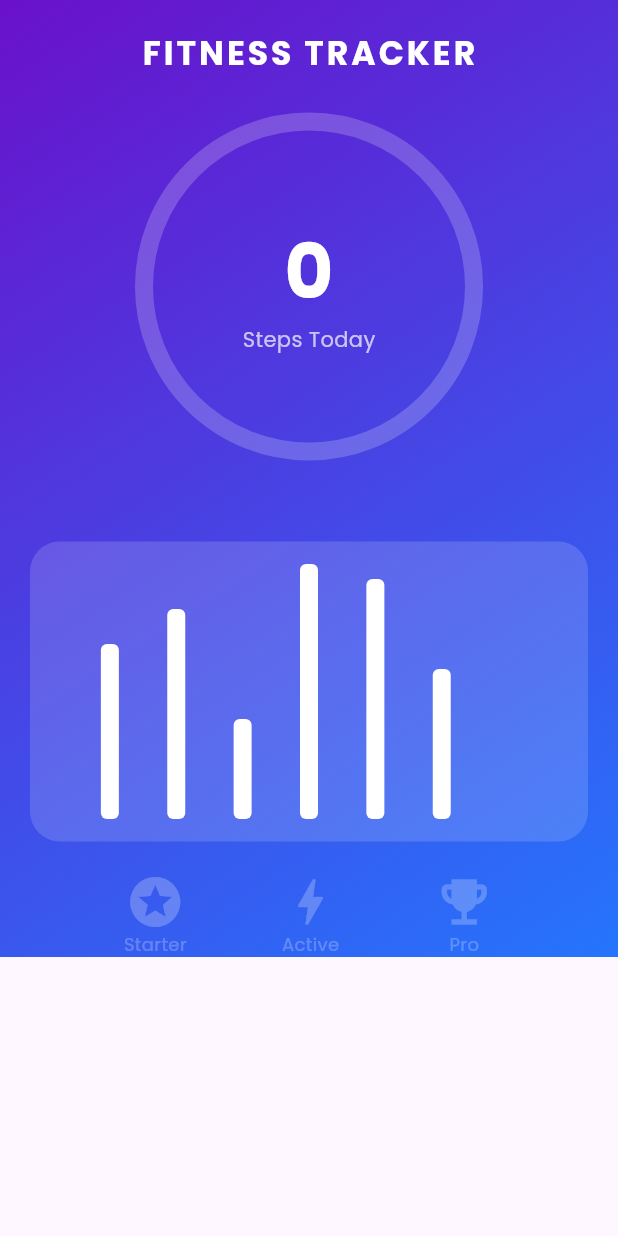
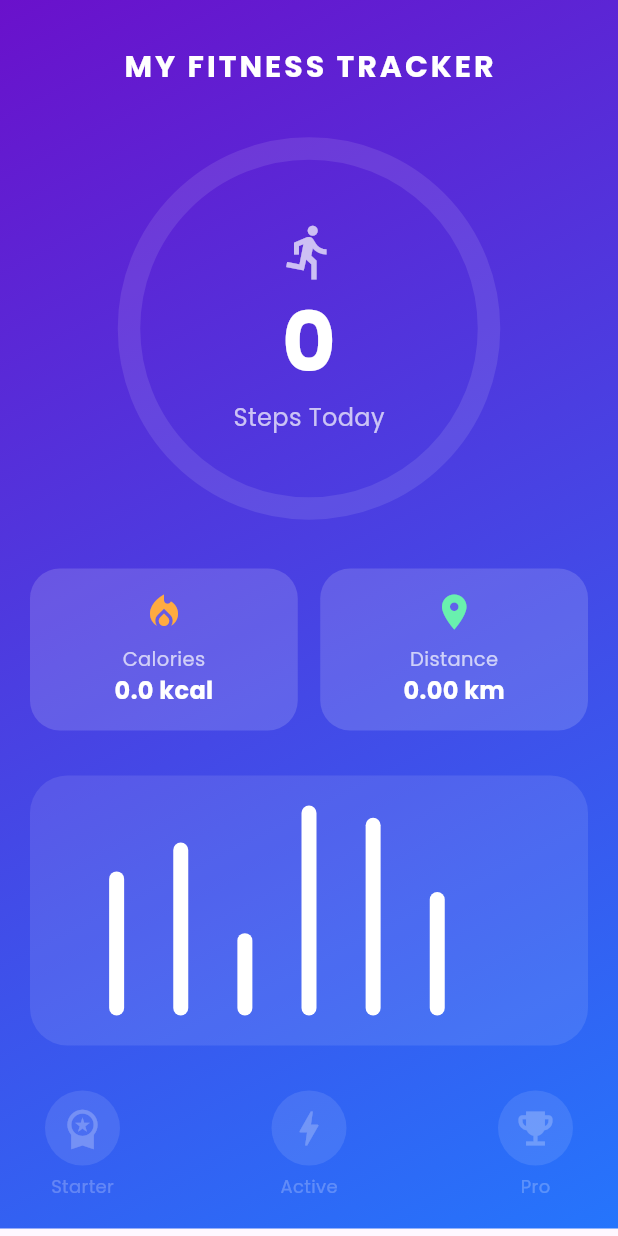
Before and after one commit to danithu17/my-step-tracker, a Flutter app: the screen it shows after launch, on a phone screen of 412 x 824 dp. Run offline on Flutter 3.47's test engine with Material 3 defaults, Android fonts, the phone set to English and light mode, and no system bars; drawn by our look-alikes of fl_chart; our stand-ins replace google_fonts, pedometer, permission_handler.

Commit message:
Full Pro UI with Charts and Badges

```diff
--- a/lib/main.dart
+++ b/lib/main.dart
@@ -22,7 +22,7 @@ class _StepTrackerState extends State<StepTracker> {
   int _steps = 0;
   final int _goal = 5000;
 
-  // Dummy data for History Chart (Sathiye dawas 7)
+  // Dummy data for History Chart (Last 7 days)
   final List<double> _weeklySteps = [3500, 4200, 2000, 5100, 4800, 3000, 0];
 
   @override
@@ -34,11 +34,15 @@ class _StepTrackerState extends State<StepTracker> {
   void onStepCount(StepCount event) {
     setState(() {
       _steps = event.steps;
-      if (_steps >= _goal) _showBadge(); // Goal eka reach unama badge eka pennanna
+      if (_steps >= _goal) {
+        // Goal reach unama badge notification ekak danna puluwan
+      }
     });
   }
 
-  void onStepCountError(Object error) => setState(() => _steps = 0);
+  void onStepCountError(Object error) {
+    setState(() => _steps = 0);
+  }
 
   void initPlatformState() async {
     if (await Permission.activityRecognition.request().isGranted) {
@@ -47,15 +51,8 @@ class _StepTrackerState extends State<StepTracker> {
     }
   }
 
-  void _showBadge() {
-    // Goal reach unama yana badge popup eka
-    ScaffoldMessenger.of(context).showSnackBar(
-      SnackBar(
-        content: const Text("🎉 Goal Reached! You earned a 'Walker' Badge!"),
-        backgroundColor: Colors.purpleAccent,
-      ),
-    );
-  }
+  double get calories => _steps * 0.04;
+  double get distance => _steps * 0.0008;
 
   @override
   Widget build(BuildContext context) {
@@ -63,7 +60,7 @@ class _StepTrackerState extends State<StepTracker> {
 
     return Scaffold(
       body: Container(
-        // Messenger style gradient theme
+        // Messenger style smooth gradient
         decoration: const BoxDecoration(
           gradient: LinearGradient(
             begin: Alignment.topLeft,
@@ -75,31 +72,32 @@ class _StepTrackerState extends State<StepTracker> {
           child: SingleChildScrollView(
             child: Column(
               children: [
-                const SizedBox(height: 20),
-                Text('FITNESS TRACKER',
-                  style: GoogleFonts.poppins(fontSize: 22, fontWeight: FontWeight.bold, color: Colors.white, letterSpacing: 2)),
+                const SizedBox(height: 30),
+                Text('MY FITNESS TRACKER',
+                  style: GoogleFonts.poppins(fontSize: 20, fontWeight: FontWeight.bold, color: Colors.white, letterSpacing: 2)),
 
-                const SizedBox(height: 30),
+                const SizedBox(height: 40),
 
-                // Circular Progress
+                // Main Circular Progress
                 Center(
                   child: Stack(
                     alignment: Alignment.center,
                     children: [
                       SizedBox(
-                        width: 220,
-                        height: 220,
+                        width: 240,
+                        height: 240,
                         child: CircularProgressIndicator(
                           value: progress,
-                          strokeWidth: 12,
-                          backgroundColor: Colors.white.withValues(alpha: 0.2),
+                          strokeWidth: 15,
+                          backgroundColor: Colors.white.withValues(alpha: 0.1),
                           valueColor: const AlwaysStoppedAnimation<Color>(Colors.white),
                         ),
                       ),
                       Column(
                         children: [
-                          Text('$_steps', style: GoogleFonts.poppins(fontSize: 50, fontWeight: FontWeight.bold, color: Colors.white)),
-                          Text('Steps Today', style: GoogleFonts.poppins(color: Colors.white70)),
+                          const Icon(Icons.directions_run, color: Colors.white70, size: 40),
+                          Text('$_steps', style: GoogleFonts.poppins(fontSize: 55, fontWeight: FontWeight.bold, color: Colors.white)),
+                          Text('Steps Today', style: GoogleFonts.poppins(color: Colors.white70, fontSize: 16)),
                         ],
                       ),
                     ],
@@ -108,21 +106,35 @@ class _StepTrackerState extends State<StepTracker> {
 
                 const SizedBox(height: 40),
 
-                // History Chart Section
+                // Distance & Calories Cards
                 Padding(
-                  padding: const EdgeInsets.all(20),
+                  padding: const EdgeInsets.symmetric(horizontal: 20),
+                  child: Row(
+                    children: [
+                      _buildInfoCard("Calories", "${calories.toStringAsFixed(1)} kcal", Icons.local_fire_department, Colors.orangeAccent),
+                      const SizedBox(width: 15),
+                      _buildInfoCard("Distance", "${distance.toStringAsFixed(2)} km", Icons.location_on, Colors.greenAccent),
+                    ],
+                  ),
+                ),
+
+                const SizedBox(height: 30),
+
+                // History Chart
+                Padding(
+                  padding: const EdgeInsets.symmetric(horizontal: 20),
                   child: Container(
-                    height: 200,
-                    padding: const EdgeInsets.all(15),
+                    height: 180,
+                    padding: const EdgeInsets.all(20),
                     decoration: BoxDecoration(
-                      color: Colors.white.withValues(alpha: 0.15),
-                      borderRadius: BorderRadius.circular(20),
+                      color: Colors.white.withValues(alpha: 0.1),
+                      borderRadius: BorderRadius.circular(25),
                     ),
                     child: BarChart(
                       BarChartData(
                         barGroups: _weeklySteps.asMap().entries.map((e) =>
                           BarChartGroupData(x: e.key, barRods: [
-                            BarChartRodData(toY: e.value, color: Colors.white, width: 12, borderRadius: BorderRadius.circular(4))
+                            BarChartRodData(toY: e.value, color: Colors.white, width: 10, borderRadius: BorderRadius.circular(5))
                           ])).toList(),
                         borderData: FlBorderData(show: false),
                         titlesData: const FlTitlesData(show: false),
@@ -132,18 +144,21 @@ class _StepTrackerState extends State<StepTracker> {
                   ),
                 ),
 
+                const SizedBox(height: 30),
+
                 // Badges Section
                 Padding(
-                  padding: const EdgeInsets.symmetric(horizontal: 20),
+                  padding: const EdgeInsets.symmetric(horizontal: 30),
                   child: Row(
-                    mainAxisAlignment: MainAxisAlignment.spaceEvenly,
+                    mainAxisAlignment: MainAxisAlignment.spaceBetween,
                     children: [
-                      _buildBadgeIcon(Icons.stars, "Starter", _steps > 100),
-                      _buildBadgeIcon(Icons.bolt, "Active", _steps > 2500),
-                      _buildBadgeIcon(Icons.emoji_events, "Pro", _steps >= _goal),
+                      _buildBadge(Icons.workspace_premium, "Starter", _steps > 500),
+                      _buildBadge(Icons.bolt, "Active", _steps > 2500),
+                      _buildBadge(Icons.emoji_events, "Pro", _steps >= _goal),
                     ],
                   ),
                 ),
+                const SizedBox(height: 20),
               ],
             ),
           ),
@@ -152,11 +167,36 @@ class _StepTrackerState extends State<StepTracker> {
     );
   }
 
-  Widget _buildBadgeIcon(IconData icon, String label, bool unlocked) {
+  Widget _buildInfoCard(String title, String value, IconData icon, Color color) {
+    return Expanded(
+      child: Container(
+        padding: const EdgeInsets.all(15),
+        decoration: BoxDecoration(
+          color: Colors.white.withValues(alpha: 0.15),
+          borderRadius: BorderRadius.circular(20),
+        ),
+        child: Column(
+          children: [
+            Icon(icon, color: color, size: 28),
+            const SizedBox(height: 8),
+            Text(title, style: GoogleFonts.poppins(color: Colors.white70, fontSize: 13)),
+            Text(value, style: GoogleFonts.poppins(color: Colors.white, fontSize: 16, fontWeight: FontWeight.bold)),
+          ],
+        ),
+      ),
+    );
+  }
+
+  Widget _buildBadge(IconData icon, String label, bool isUnlocked) {
     return Column(
       children: [
-        Icon(icon, size: 40, color: unlocked ? Colors.amber : Colors.white24),
-        Text(label, style: GoogleFonts.poppins(color: unlocked ? Colors.white : Colors.white24, fontSize: 12)),
+        CircleAvatar(
+          backgroundColor: isUnlocked ? Colors.amber : Colors.white10,
+          radius: 25,
+          child: Icon(icon, color: isUnlocked ? Colors.white : Colors.white24, size: 30),
+        ),
+        const SizedBox(height: 5),
+        Text(label, style: GoogleFonts.poppins(color: isUnlocked ? Colors.white : Colors.white24, fontSize: 12)),
       ],
     );
   }
```
